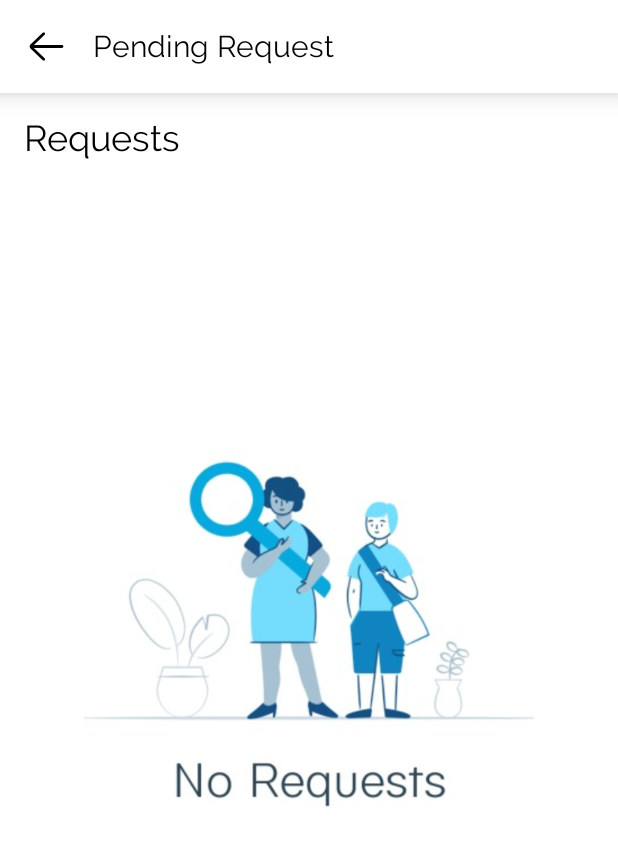
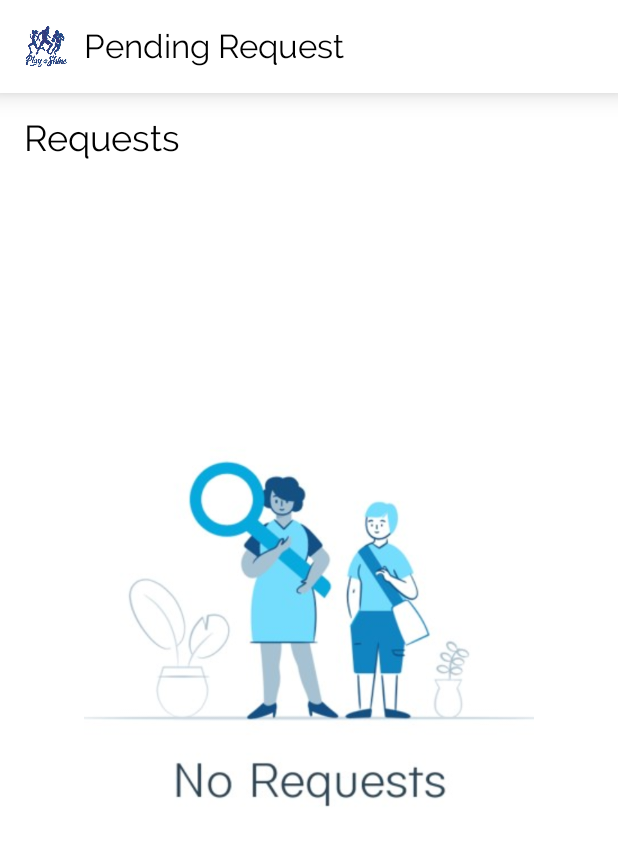
Before and after one commit to varundutia/PlayAndShine, an Android app: the Requests screen opened directly, with no data from a screen before it, on a phone screen of 412 x 824 dp. Shown: the top 846 px of the screen. Run offline under Robolectric (Android 15) with nearby library versions, the phone set to English and light mode, and no system bars; our stand-ins replace CircleImageView, Firebase (no records; nobody signed in at launch, a user with empty details on screens opened directly); libraries missing offline, so code that uses them is left out: io.paperdb; pictures from the network do not load; 1 statement that could not run was skipped.

Commit message:
request activity UI

```diff
--- a/app/src/main/res/layout/activity_edit_profile.xml
+++ b/app/src/main/res/layout/activity_edit_profile.xml
@@ -20,8 +20,9 @@
             android:layout_height="@dimen/icon_height"
             android:layout_centerVertical="true"
             android:background="@drawable/logo"
-            android:onClick="buttonBackClicked"
             android:layout_alignParentStart="true"/>
+<!--            android:onClick="buttonBackClicked"-->
+
         <TextView
             android:layout_width="wrap_content"
             android:layout_height="@dimen/icon_height"
--- a/app/src/main/res/layout/activity_requests.xml
+++ b/app/src/main/res/layout/activity_requests.xml
@@ -15,13 +15,14 @@
         android:background="#fff"
         android:elevation="10dp">
         <TextView
-            android:layout_width="30dp"
-            android:layout_height="30dp"
-            android:background="@drawable/ic_back"
             android:id="@+id/buttonBack"
+            android:layout_width="@dimen/icon_width"
+            android:layout_height="@dimen/icon_height"
             android:layout_centerVertical="true"
-            android:onClick="buttonBackClicked"
-            />
+            android:background="@drawable/logo"
+            android:layout_alignParentStart="true"/>
+<!--            android:onClick="buttonBackClicked"-->
+
         <TextView
             android:layout_width="wrap_content"
             android:layout_height="wrap_content"
@@ -29,8 +30,8 @@
             android:text="Pending Request"
             android:textColor="#000"
             android:layout_centerVertical="true"
-            android:textSize="20dp"
-            android:layout_marginLeft="16dp"
+            android:textSize="22dp"
+            android:layout_marginLeft="10dp"
             android:layout_toLeftOf="@+id/buttonSendRequestIcon"
             android:layout_toRightOf="@+id/buttonBack"
             />
```
